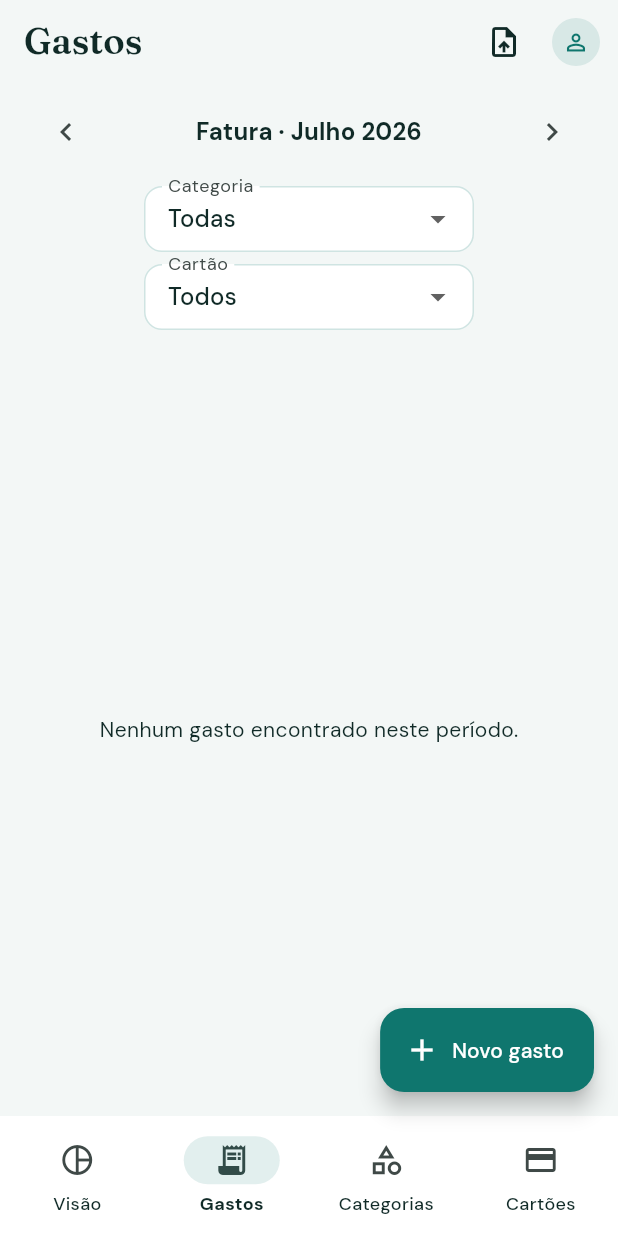
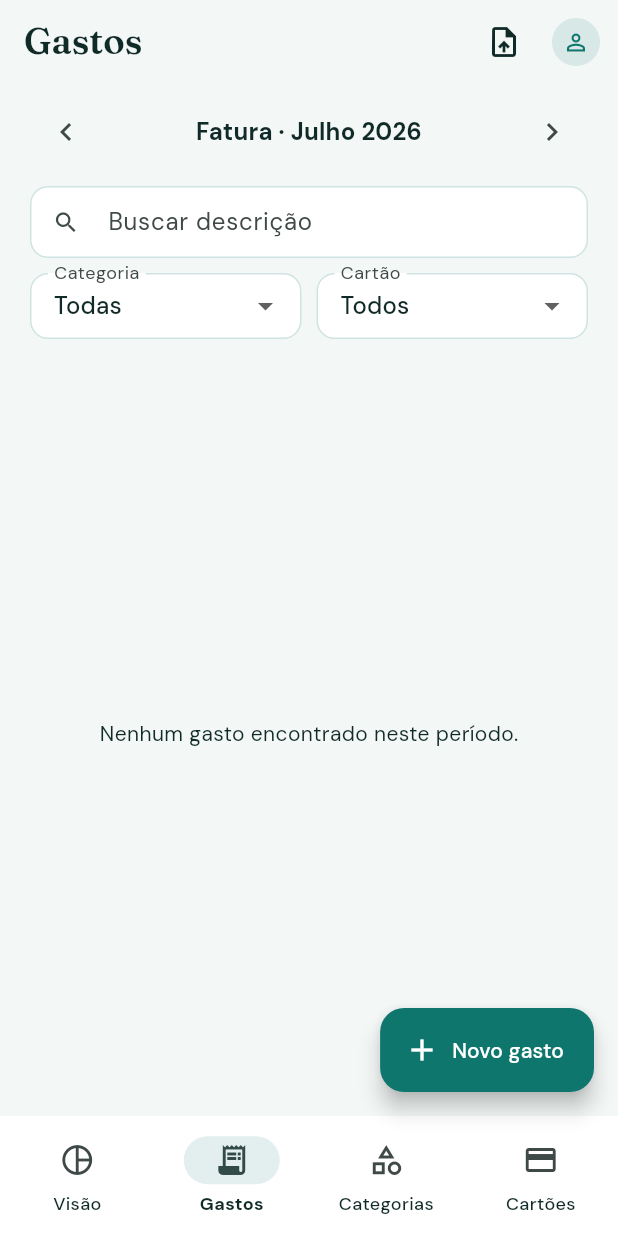
Before and after one commit to Werisu/financas, a Flutter app: the screen it shows once a user with an empty profile is signed in, item 2 of the bottom bar chosen, on a phone screen of 412 x 824 dp. Run offline on Flutter 3.47's test engine with Material 3 defaults, Android fonts, the phone set to English and light mode, and no system bars; our stand-ins replace cloud_firestore, csv, file_picker, firebase_auth, firebase_core, fl_chart and 6 more; accounts and stored records are empty.

Commit message:
Implement expense search functionality in ExpensesScreen
- Added a search query provider to filter expenses based on user input.
- Refactored ExpensesScreen to use a stateful widget for managing the search input.
- Introduced a TextField for searching expense descriptions, with a clear button to reset the query.
- Updated the UI to display the number of search results dynamically based on the query.

```diff
--- a/lib/providers/finance_providers.dart
+++ b/lib/providers/finance_providers.dart
@@ -148,6 +148,7 @@ final invoiceViewProvider = StateProvider<bool>((ref) => true);
 
 final expenseFilterCategoryProvider = StateProvider<String?>((ref) => null);
 final expenseFilterCardProvider = StateProvider<String?>((ref) => null);
+final expenseSearchQueryProvider = StateProvider<String>((ref) => '');
 
 final monthExpensesProvider = Provider<List<Expense>>((ref) {
   final expenses = ref.watch(expensesProvider);
@@ -165,10 +166,15 @@ final filteredExpensesProvider = Provider<List<Expense>>((ref) {
   final expenses = ref.watch(monthExpensesProvider);
   final categoryId = ref.watch(expenseFilterCategoryProvider);
   final cardId = ref.watch(expenseFilterCardProvider);
+  final query = ref.watch(expenseSearchQueryProvider).trim().toLowerCase();
 
   return expenses.where((expense) {
     if (categoryId != null && expense.categoryId != categoryId) return false;
     if (cardId != null && expense.cardId != cardId) return false;
+    if (query.isNotEmpty &&
+        !expense.description.toLowerCase().contains(query)) {
+      return false;
+    }
     return true;
   }).toList();
 });
--- a/lib/screens/expenses_screen.dart
+++ b/lib/screens/expenses_screen.dart
@@ -6,16 +6,38 @@ import 'package:financas/widgets/month_selector.dart';
 import 'package:flutter/material.dart';
 import 'package:flutter_riverpod/flutter_riverpod.dart';
 
-class ExpensesScreen extends ConsumerWidget {
+class ExpensesScreen extends ConsumerStatefulWidget {
   const ExpensesScreen({super.key});
 
   @override
-  Widget build(BuildContext context, WidgetRef ref) {
+  ConsumerState<ExpensesScreen> createState() => _ExpensesScreenState();
+}
+
+class _ExpensesScreenState extends ConsumerState<ExpensesScreen> {
+  late final TextEditingController _searchController;
+
+  @override
+  void initState() {
+    super.initState();
+    _searchController = TextEditingController(
+      text: ref.read(expenseSearchQueryProvider),
+    );
+  }
+
+  @override
+  void dispose() {
+    _searchController.dispose();
+    super.dispose();
+  }
+
+  @override
+  Widget build(BuildContext context) {
     final expenses = ref.watch(filteredExpensesProvider);
     final categories = ref.watch(categoriesProvider);
     final cards = ref.watch(cardsProvider);
     final categoryFilter = ref.watch(expenseFilterCategoryProvider);
     final cardFilter = ref.watch(expenseFilterCardProvider);
+    final searchQuery = ref.watch(expenseSearchQueryProvider);
 
     Category? categoryOf(String id) {
       final match = categories.where((c) => c.id == id);
@@ -36,12 +58,40 @@ class ExpensesScreen extends ConsumerWidget {
         ),
         Padding(
           padding: const EdgeInsets.fromLTRB(20, 12, 20, 8),
-          child: Wrap(
-            spacing: 8,
-            runSpacing: 8,
+          child: Column(
+            crossAxisAlignment: CrossAxisAlignment.stretch,
             children: [
-              DropdownButtonFormField<String?>(
+              TextField(
+                controller: _searchController,
+                decoration: InputDecoration(
+                  labelText: 'Buscar descrição',
+                  hintText: 'Ex.: ROMULO, UBER, NETFLIX',
+                  isDense: true,
+                  prefixIcon: const Icon(Icons.search),
+                  suffixIcon: searchQuery.isEmpty
+                      ? null
+                      : IconButton(
+                          tooltip: 'Limpar',
+                          onPressed: () {
+                            _searchController.clear();
+                            ref.read(expenseSearchQueryProvider.notifier).state =
+                                '';
+                          },
+                          icon: const Icon(Icons.clear),
+                        ),
+                ),
+                textInputAction: TextInputAction.search,
+                onChanged: (value) {
+                  ref.read(expenseSearchQueryProvider.notifier).state = value;
+                },
+              ),
+              const SizedBox(height: 10),
+              Row(
+                children: [
+                  Expanded(
+                    child: DropdownButtonFormField<String?>(
                       value: categoryFilter,
+                      isExpanded: true,
                       decoration: const InputDecoration(
                         labelText: 'Categoria',
                         isDense: true,
@@ -49,17 +99,29 @@ class ExpensesScreen extends ConsumerWidget {
                             EdgeInsets.symmetric(horizontal: 12, vertical: 10),
                       ),
                       items: [
-                  const DropdownMenuItem(value: null, child: Text('Todas')),
+                        const DropdownMenuItem(
+                          value: null,
+                          child: Text('Todas'),
+                        ),
                         ...categories.map(
-                    (c) => DropdownMenuItem(value: c.id, child: Text(c.name)),
+                          (c) => DropdownMenuItem(
+                            value: c.id,
+                            child: Text(c.name, overflow: TextOverflow.ellipsis),
+                          ),
                         ),
                       ],
                       onChanged: (value) {
-                  ref.read(expenseFilterCategoryProvider.notifier).state = value;
+                        ref
+                            .read(expenseFilterCategoryProvider.notifier)
+                            .state = value;
                       },
-              ).constrained(220),
-              DropdownButtonFormField<String?>(
+                    ),
+                  ),
+                  const SizedBox(width: 10),
+                  Expanded(
+                    child: DropdownButtonFormField<String?>(
                       value: cardFilter,
+                      isExpanded: true,
                       decoration: const InputDecoration(
                         labelText: 'Cartão',
                         isDense: true,
@@ -67,25 +129,50 @@ class ExpensesScreen extends ConsumerWidget {
                             EdgeInsets.symmetric(horizontal: 12, vertical: 10),
                       ),
                       items: [
-                  const DropdownMenuItem(value: null, child: Text('Todos')),
+                        const DropdownMenuItem(
+                          value: null,
+                          child: Text('Todos'),
+                        ),
                         ...cards.map(
                           (c) => DropdownMenuItem(
                             value: c.id,
-                      child: Text(c.displayName),
+                            child: Text(
+                              c.displayName,
+                              overflow: TextOverflow.ellipsis,
+                            ),
                           ),
                         ),
                       ],
                       onChanged: (value) {
-                  ref.read(expenseFilterCardProvider.notifier).state = value;
+                        ref.read(expenseFilterCardProvider.notifier).state =
+                            value;
                       },
-              ).constrained(220),
+                    ),
+                  ),
                 ],
+              ),
+            ],
+          ),
+        ),
+        if (searchQuery.trim().isNotEmpty)
+          Padding(
+            padding: const EdgeInsets.fromLTRB(20, 0, 20, 4),
+            child: Align(
+              alignment: Alignment.centerLeft,
+              child: Text(
+                '${expenses.length} resultado(s) para "$searchQuery"',
+                style: Theme.of(context).textTheme.bodySmall,
+              ),
             ),
           ),
         Expanded(
           child: expenses.isEmpty
-              ? const Center(
-                  child: Text('Nenhum gasto encontrado neste período.'),
+              ? Center(
+                  child: Text(
+                    searchQuery.trim().isEmpty
+                        ? 'Nenhum gasto encontrado neste período.'
+                        : 'Nenhum gasto com essa descrição.',
+                  ),
                 )
               : ListView.separated(
                   padding: const EdgeInsets.fromLTRB(20, 8, 20, 100),
@@ -129,7 +216,8 @@ class ExpensesScreen extends ConsumerWidget {
                           children: [
                             Text(
                               formatCurrency(expense.amount),
-                              style: const TextStyle(fontWeight: FontWeight.w700),
+                              style:
+                                  const TextStyle(fontWeight: FontWeight.w700),
                             ),
                             IconButton(
                               tooltip: 'Excluir',
@@ -174,7 +262,3 @@ class ExpensesScreen extends ConsumerWidget {
     );
   }
 }
-
-extension on Widget {
-  Widget constrained(double width) => SizedBox(width: width, child: this);
-}
```
Lines whose indentation alone changed are shown as unchanged.
